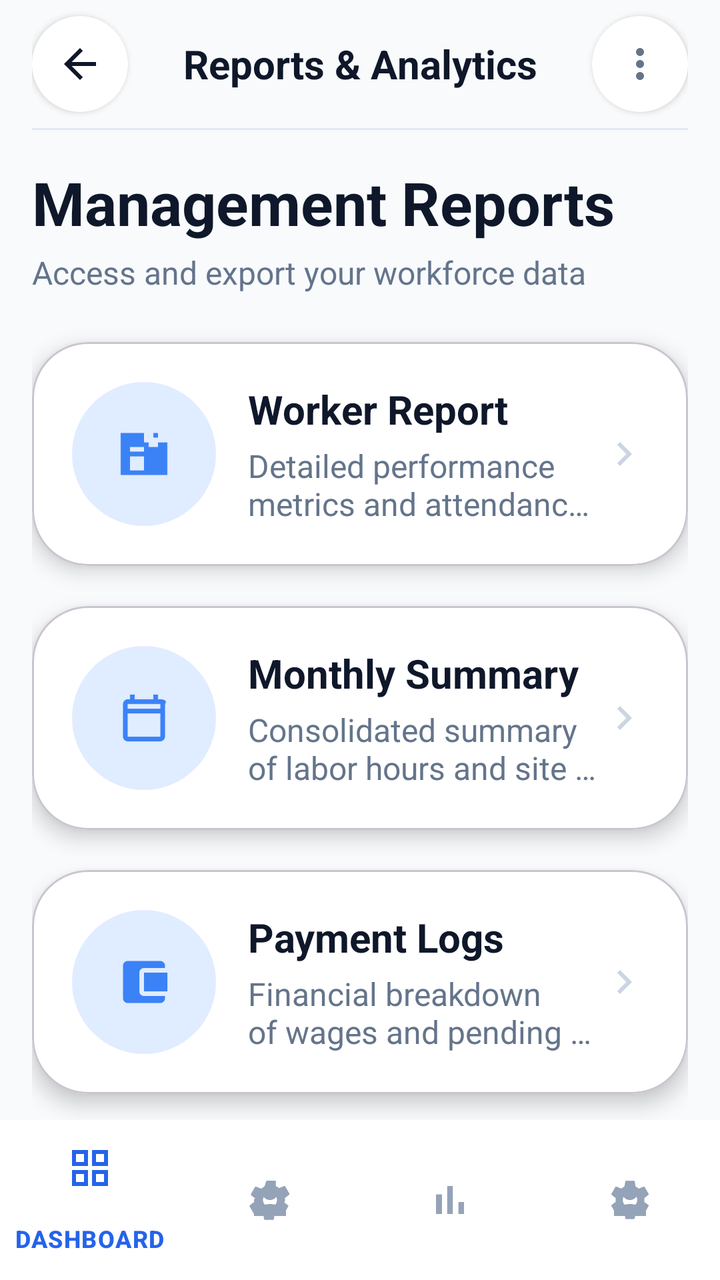
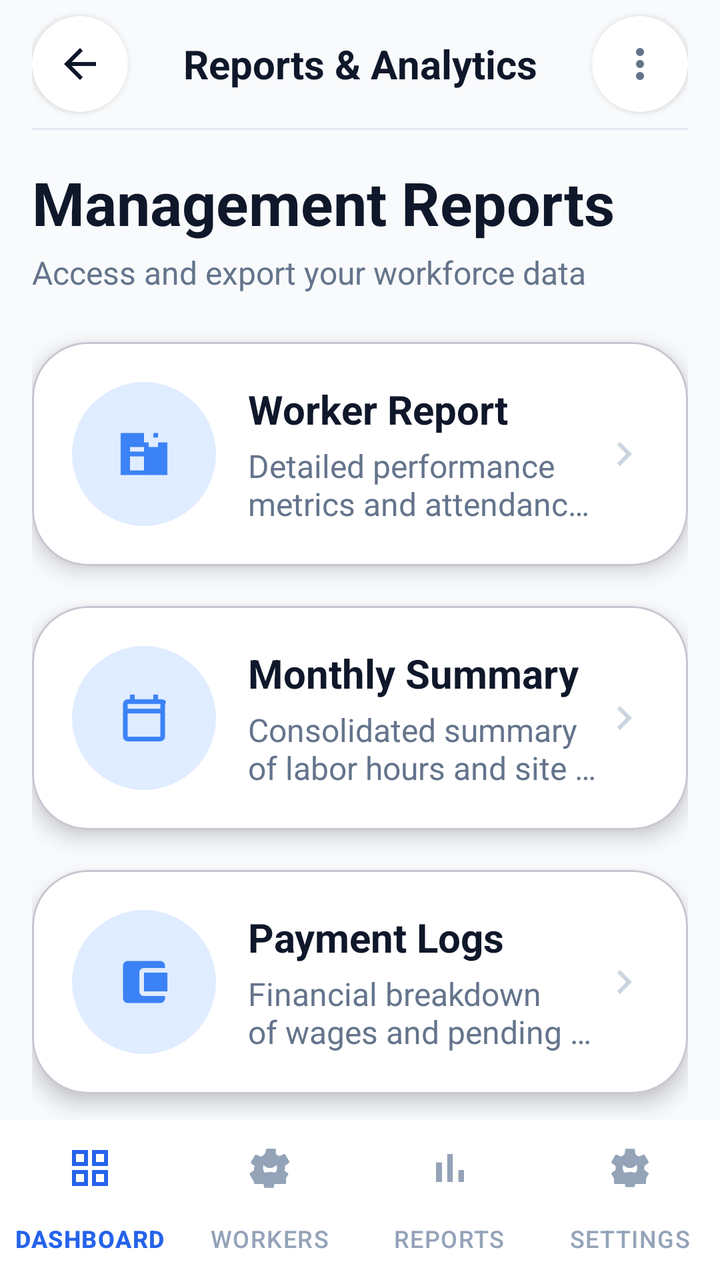

Compare the two renders of this Android layout. The source of the first and the diff that turns it into the second are given below.
<!-- AndroidManifest.xml: application theme Theme.MajuriApp -->
<!-- res/layout/activity_reports.xml -->
<?xml version="1.0" encoding="utf-8"?>
<androidx.constraintlayout.widget.ConstraintLayout xmlns:android="http://schemas.android.com/apk/res/android"
    xmlns:app="http://schemas.android.com/apk/res-auto"
    xmlns:tools="http://schemas.android.com/tools"
    android:layout_width="match_parent"
    android:layout_height="match_parent"
    android:background="@color/reports_bg"
    tools:context=".ReportsActivity">

    <androidx.core.widget.NestedScrollView
        android:id="@+id/scrollContent"
        android:layout_width="0dp"
        android:layout_height="0dp"
        android:fillViewport="true"
        android:overScrollMode="never"
        app:layout_constraintBottom_toTopOf="@id/bottomNav"
        app:layout_constraintEnd_toEndOf="parent"
        app:layout_constraintStart_toStartOf="parent"
        app:layout_constraintTop_toTopOf="parent">

        <LinearLayout
            android:layout_width="match_parent"
            android:layout_height="wrap_content"
            android:orientation="vertical"
            android:paddingStart="@dimen/spacing_16"
            android:paddingEnd="@dimen/spacing_16"
            android:paddingBottom="@dimen/spacing_16">

            
            <LinearLayout
                android:layout_width="match_parent"
                android:layout_height="@dimen/reports_app_bar_height"
                android:gravity="center_vertical"
                android:orientation="horizontal">

                <FrameLayout
                    android:id="@+id/btnBack"
                    android:layout_width="48dp"
                    android:layout_height="48dp"
                    android:background="@drawable/bg_circle_white_48"
                    android:clickable="true"
                    android:elevation="2dp"
                    android:focusable="true">

                    <ImageView
                        android:layout_width="24dp"
                        android:layout_height="24dp"
                        android:layout_gravity="center"
                        android:contentDescription="@string/back"
                        android:src="@drawable/ic_arrow_back" />
                </FrameLayout>

                <TextView
                    android:layout_width="0dp"
                    android:layout_height="wrap_content"
                    android:layout_weight="1"
                    android:fontFamily="sans-serif"
                    android:gravity="center"
                    android:text="@string/reports_analytics_title"
                    android:textColor="@color/dark_navy"
                    android:textSize="20sp"
                    android:textStyle="bold" />

                <FrameLayout
                    android:id="@+id/btnMenu"
                    android:layout_width="48dp"
                    android:layout_height="48dp"
                    android:background="@drawable/bg_circle_white_48"
                    android:clickable="true"
                    android:elevation="2dp"
                    android:focusable="true">

                    <ImageView
                        android:layout_width="24dp"
                        android:layout_height="24dp"
                        android:layout_gravity="center"
                        android:contentDescription="@string/menu"
                        android:src="@drawable/ic_more_vert" />
                </FrameLayout>
            </LinearLayout>

            
            <View
                android:layout_width="match_parent"
                android:layout_height="1dp"
                android:background="@color/light_grey_divider" />

            
            <TextView
                android:layout_width="wrap_content"
                android:layout_height="wrap_content"
                android:layout_marginTop="@dimen/spacing_16"
                android:fontFamily="sans-serif"
                android:text="@string/management_reports"
                android:textColor="@color/dark_navy"
                android:textSize="30sp"
                android:textStyle="bold" />

            <TextView
                android:layout_width="wrap_content"
                android:layout_height="wrap_content"
                android:layout_marginTop="4dp"
                android:fontFamily="sans-serif"
                android:text="@string/management_reports_subtitle"
                android:textColor="@color/medium_grey"
                android:textSize="16sp" />

            <View
                android:layout_width="match_parent"
                android:layout_height="24dp" />

            
            <com.google.android.material.card.MaterialCardView
                android:id="@+id/cardWorkerReport"
                android:layout_width="match_parent"
                android:layout_height="wrap_content"
                android:layout_marginBottom="@dimen/report_card_margin_bottom"
                app:cardBackgroundColor="@color/card_white"
                app:cardCornerRadius="@dimen/report_card_radius"
                app:cardElevation="@dimen/report_card_elevation">

                <LinearLayout
                    android:layout_width="match_parent"
                    android:layout_height="wrap_content"
                    android:gravity="center_vertical"
                    android:orientation="horizontal"
                    android:padding="20dp">

                    <FrameLayout
                        android:layout_width="@dimen/report_icon_circle_size"
                        android:layout_height="@dimen/report_icon_circle_size"
                        android:background="@drawable/bg_soft_blue_circle_reports">

                        <ImageView
                            android:layout_width="28dp"
                            android:layout_height="28dp"
                            android:layout_gravity="center"
                            android:contentDescription="@null"
                            android:src="@drawable/ic_badge_person"
                            app:tint="@color/primary_blue" />
                    </FrameLayout>

                    <LinearLayout
                        android:layout_width="0dp"
                        android:layout_height="wrap_content"
                        android:layout_weight="1"
                        android:layout_marginStart="16dp"
                        android:orientation="vertical">

                        <TextView
                            android:layout_width="wrap_content"
                            android:layout_height="wrap_content"
                            android:fontFamily="sans-serif"
                            android:text="@string/worker_report"
                            android:textColor="@color/dark_navy"
                            android:textSize="20sp"
                            android:textStyle="bold" />

                        <TextView
                            android:layout_width="wrap_content"
                            android:layout_height="wrap_content"
                            android:layout_marginTop="4dp"
                            android:fontFamily="sans-serif"
                            android:text="@string/worker_report_subtitle_long"
                            android:textColor="@color/medium_grey"
                            android:textSize="16sp"
                            android:maxLines="2"
                            android:ellipsize="end" />
                    </LinearLayout>

                    <ImageView
                        android:layout_width="24dp"
                        android:layout_height="24dp"
                        android:contentDescription="@null"
                        android:src="@drawable/ic_chevron_right"
                        app:tint="@color/chevron_grey" />
                </LinearLayout>
            </com.google.android.material.card.MaterialCardView>

            
            <com.google.android.material.card.MaterialCardView
                android:id="@+id/cardMonthlyReport"
                android:layout_width="match_parent"
                android:layout_height="wrap_content"
                android:layout_marginBottom="@dimen/report_card_margin_bottom"
                app:cardBackgroundColor="@color/card_white"
                app:cardCornerRadius="@dimen/report_card_radius"
                app:cardElevation="@dimen/report_card_elevation">

                <LinearLayout
                    android:layout_width="match_parent"
                    android:layout_height="wrap_content"
                    android:gravity="center_vertical"
                    android:orientation="horizontal"
                    android:padding="20dp">

                    <FrameLayout
                        android:layout_width="@dimen/report_icon_circle_size"
                        android:layout_height="@dimen/report_icon_circle_size"
                        android:background="@drawable/bg_soft_blue_circle_reports">

                        <ImageView
                            android:layout_width="28dp"
                            android:layout_height="28dp"
                            android:layout_gravity="center"
                            android:contentDescription="@null"
                            android:src="@drawable/ic_calendar_blue"
                            app:tint="@color/primary_blue" />
                    </FrameLayout>

                    <LinearLayout
                        android:layout_width="0dp"
                        android:layout_height="wrap_content"
                        android:layout_weight="1"
                        android:layout_marginStart="16dp"
                        android:orientation="vertical">

                        <TextView
                            android:layout_width="wrap_content"
                            android:layout_height="wrap_content"
                            android:fontFamily="sans-serif"
                            android:text="@string/monthly_summary"
                            android:textColor="@color/dark_navy"
                            android:textSize="20sp"
                            android:textStyle="bold" />

                        <TextView
                            android:layout_width="wrap_content"
                            android:layout_height="wrap_content"
                            android:layout_marginTop="4dp"
                            android:fontFamily="sans-serif"
                            android:text="@string/monthly_summary_subtitle"
                            android:textColor="@color/medium_grey"
                            android:textSize="16sp"
                            android:maxLines="2"
                            android:ellipsize="end" />
                    </LinearLayout>

                    <ImageView
                        android:layout_width="24dp"
                        android:layout_height="24dp"
                        android:contentDescription="@null"
                        android:src="@drawable/ic_chevron_right"
                        app:tint="@color/chevron_grey" />
                </LinearLayout>
            </com.google.android.material.card.MaterialCardView>

            
            <com.google.android.material.card.MaterialCardView
                android:id="@+id/cardPaymentLogs"
                android:layout_width="match_parent"
                android:layout_height="wrap_content"
                android:layout_marginBottom="@dimen/report_card_margin_bottom"
                app:cardBackgroundColor="@color/card_white"
                app:cardCornerRadius="@dimen/report_card_radius"
                app:cardElevation="@dimen/report_card_elevation">

                <LinearLayout
                    android:layout_width="match_parent"
                    android:layout_height="wrap_content"
                    android:gravity="center_vertical"
                    android:orientation="horizontal"
                    android:padding="20dp">

                    <FrameLayout
                        android:layout_width="@dimen/report_icon_circle_size"
                        android:layout_height="@dimen/report_icon_circle_size"
                        android:background="@drawable/bg_soft_blue_circle_reports">

                        <ImageView
                            android:layout_width="28dp"
                            android:layout_height="28dp"
                            android:layout_gravity="center"
                            android:contentDescription="@null"
                            android:src="@drawable/ic_wallet_blue"
                            app:tint="@color/primary_blue" />
                    </FrameLayout>

                    <LinearLayout
                        android:layout_width="0dp"
                        android:layout_height="wrap_content"
                        android:layout_weight="1"
                        android:layout_marginStart="16dp"
                        android:orientation="vertical">

                        <TextView
                            android:layout_width="wrap_content"
                            android:layout_height="wrap_content"
                            android:fontFamily="sans-serif"
                            android:text="@string/payment_logs"
                            android:textColor="@color/dark_navy"
                            android:textSize="20sp"
                            android:textStyle="bold" />

                        <TextView
                            android:layout_width="wrap_content"
                            android:layout_height="wrap_content"
                            android:layout_marginTop="4dp"
                            android:fontFamily="sans-serif"
                            android:text="@string/payment_logs_subtitle"
                            android:textColor="@color/medium_grey"
                            android:textSize="16sp"
                            android:maxLines="2"
                            android:ellipsize="end" />
                    </LinearLayout>

                    <ImageView
                        android:layout_width="24dp"
                        android:layout_height="24dp"
                        android:contentDescription="@null"
                        android:src="@drawable/ic_chevron_right"
                        app:tint="@color/chevron_grey" />
                </LinearLayout>
            </com.google.android.material.card.MaterialCardView>

            
            <com.google.android.material.card.MaterialCardView
                android:layout_width="match_parent"
                android:layout_height="wrap_content"
                android:layout_marginTop="16dp"
                android:layout_marginBottom="24dp"
                app:cardBackgroundColor="@color/soft_quote_card"
                app:cardCornerRadius="@dimen/reports_quote_card_radius"
                app:cardElevation="0dp">

                <LinearLayout
                    android:layout_width="match_parent"
                    android:layout_height="wrap_content"
                    android:orientation="vertical"
                    android:gravity="center"
                    android:padding="32dp">

                    <FrameLayout
                        android:layout_width="64dp"
                        android:layout_height="64dp"
                        android:background="@drawable/bg_circle_white_48">

                        <ImageView
                            android:layout_width="32dp"
                            android:layout_height="32dp"
                            android:layout_gravity="center"
                            android:contentDescription="@null"
                            android:src="@drawable/ic_analytics_chart"
                            app:tint="@color/primary_blue" />
                    </FrameLayout>

                    <TextView
                        android:layout_width="wrap_content"
                        android:layout_height="wrap_content"
                        android:layout_marginTop="16dp"
                        android:fontFamily="sans-serif"
                        android:fontStyle="italic"
                        android:gravity="center"
                        android:text="@string/insight_quote_text"
                        android:textColor="@color/medium_grey"
                        android:textSize="18sp" />
                </LinearLayout>
            </com.google.android.material.card.MaterialCardView>

            
            <com.google.android.material.button.MaterialButton
                android:id="@+id/btnDownloadAll"
                style="@style/Widget.Material3.Button.OutlinedButton"
                android:layout_width="match_parent"
                android:layout_height="@dimen/reports_download_btn_height"
                android:drawableStart="@drawable/ic_pdf"
                android:drawablePadding="12dp"
                android:gravity="center"
                android:text="@string/download_all_pdf_reports"
                android:textColor="@color/primary_blue"
                android:textSize="18sp"
                android:textStyle="bold"
                app:cornerRadius="@dimen/reports_download_radius"
                app:strokeColor="@color/primary_blue"
                app:strokeWidth="2dp"
                app:backgroundTint="@android:color/transparent" />
        </LinearLayout>
    </androidx.core.widget.NestedScrollView>

    
    <com.google.android.material.bottomnavigation.BottomNavigationView
        android:id="@+id/bottomNav"
        android:layout_width="0dp"
        android:layout_height="wrap_content"
        android:background="@color/card_white"
        app:elevation="8dp"
        app:itemIconTint="@color/reports_nav_colors"
        app:itemTextColor="@color/reports_nav_colors"
        app:layout_constraintBottom_toBottomOf="parent"
        app:layout_constraintEnd_toEndOf="parent"
        app:layout_constraintStart_toStartOf="parent"
        app:menu="@menu/menu_reports_analytics_bottom_nav" />
</androidx.constraintlayout.widget.ConstraintLayout>
<!-- resources referenced by this layout -->
<resources>
  <color name="card_white">#FFFFFFFF</color>
  <color name="chevron_grey">#CBD5E1</color>
  <color name="dark_navy">#0F172A</color>
  <color name="light_grey_divider">#E2E8F0</color>
  <color name="medium_grey">#64748B</color>
  <color name="primary_blue">#3B82F6</color>
  <color name="reports_bg">#F8FAFC</color>
  <color name="soft_quote_card">#EAF2FF</color>
  <dimen name="report_card_elevation">6dp</dimen>
  <dimen name="report_card_margin_bottom">20dp</dimen>
  <dimen name="report_card_radius">28dp</dimen>
  <dimen name="report_icon_circle_size">72dp</dimen>
  <dimen name="reports_app_bar_height">64dp</dimen>
  <dimen name="reports_download_btn_height">64dp</dimen>
  <dimen name="reports_download_radius">32dp</dimen>
  <dimen name="reports_quote_card_radius">36dp</dimen>
  <dimen name="spacing_16">16dp</dimen>
  <!-- drawable bg_circle_white_48 (drawable) -->
  <?xml version="1.0" encoding="utf-8"?>
  <shape xmlns:android="http://schemas.android.com/apk/res/android"
      android:shape="oval">
      <solid android:color="@color/card_white" />
  </shape>
  <!-- drawable bg_soft_blue_circle_reports (drawable) -->
  <?xml version="1.0" encoding="utf-8"?>
  <shape xmlns:android="http://schemas.android.com/apk/res/android"
      android:shape="oval">
      <solid android:color="@color/soft_blue_circle" />
  </shape>
  <!-- drawable ic_arrow_back (drawable) -->
  <?xml version="1.0" encoding="utf-8"?>
  <vector xmlns:android="http://schemas.android.com/apk/res/android"
      android:width="24dp"
      android:height="24dp"
      android:viewportWidth="24"
      android:viewportHeight="24">
      <path
          android:fillColor="#0F172A"
          android:pathData="M20,11H7.83l5.59,-5.59L12,4l-8,8 8,8 1.41,-1.41L7.83,13H20v-2z"/>
  </vector>
  <!-- drawable ic_chevron_right (drawable) -->
  <?xml version="1.0" encoding="utf-8"?>
  <vector xmlns:android="http://schemas.android.com/apk/res/android"
      android:width="24dp"
      android:height="24dp"
      android:viewportWidth="24"
      android:viewportHeight="24">
      <path
          android:fillColor="#CBD5E1"
          android:pathData="M10,6L8.59,7.41 13.17,12l-4.58,4.59L10,18l6,-6z"/>
  </vector>
  <string name="back">Back</string>
  <string name="download_all_pdf_reports">Download All PDF Reports</string>
  <string name="insight_quote_text">Insights are the key to efficient site management.</string>
  <string name="management_reports">Management Reports</string>
  <string name="management_reports_subtitle">Access and export your workforce data</string>
  <string name="menu">Menu</string>
  <string name="monthly_summary">Monthly Summary</string>
  <string name="monthly_summary_subtitle">Consolidated summary of labor hours and site efficiency</string>
  <string name="payment_logs">Payment Logs</string>
  <string name="payment_logs_subtitle">Financial breakdown of wages and pending disbursements</string>
  <string name="reports_analytics_title">Reports &amp; Analytics</string>
  <string name="worker_report">Worker Report</string>
  <string name="worker_report_subtitle_long">Detailed performance metrics and attendance logs</string>
  <style name="Theme.MajuriApp" parent="Base.Theme.MajuriApp" />
  <color name="soft_blue_circle">#E0ECFF</color>
  <style name="Base.Theme.MajuriApp" parent="Theme.Material3.DayNight.NoActionBar">
          
          
      </style>
  <!-- unchanged entries left out for length: 6 -->
</resources>

<!-- the commit's change to res/layout/activity_reports.xml (unified diff, before → after) -->
@@ -380,12 +380,9 @@
     
     <com.google.android.material.bottomnavigation.BottomNavigationView
         android:id="@+id/bottomNav"
+        style="@style/Widget.MajuriApp.BottomNavigation"
         android:layout_width="0dp"
         android:layout_height="wrap_content"
-        android:background="@color/card_white"
-        app:elevation="8dp"
-        app:itemIconTint="@color/reports_nav_colors"
-        app:itemTextColor="@color/reports_nav_colors"
         app:layout_constraintBottom_toBottomOf="parent"
         app:layout_constraintEnd_toEndOf="parent"
         app:layout_constraintStart_toStartOf="parent"
<!-- resource entries referenced after the edit -->
@@ -64,6 +64,13 @@
   <string name="reports_analytics_title">Reports &amp; Analytics</string>
   <string name="worker_report">Worker Report</string>
   <string name="worker_report_subtitle_long">Detailed performance metrics and attendance logs</string>
+  <style name="Widget.MajuriApp.BottomNavigation" parent="Widget.Material3.BottomNavigationView">
+          <item name="android:background">@color/card_white</item>
+          <item name="elevation">8dp</item>
+          <item name="itemIconTint">@color/reports_nav_colors</item>
+          <item name="itemTextColor">@color/reports_nav_colors</item>
+          <item name="labelVisibilityMode">labeled</item>
+      </style>
   <style name="Theme.MajuriApp" parent="Base.Theme.MajuriApp" />
   <color name="soft_blue_circle">#E0ECFF</color>
   <style name="Base.Theme.MajuriApp" parent="Theme.Material3.DayNight.NoActionBar">
